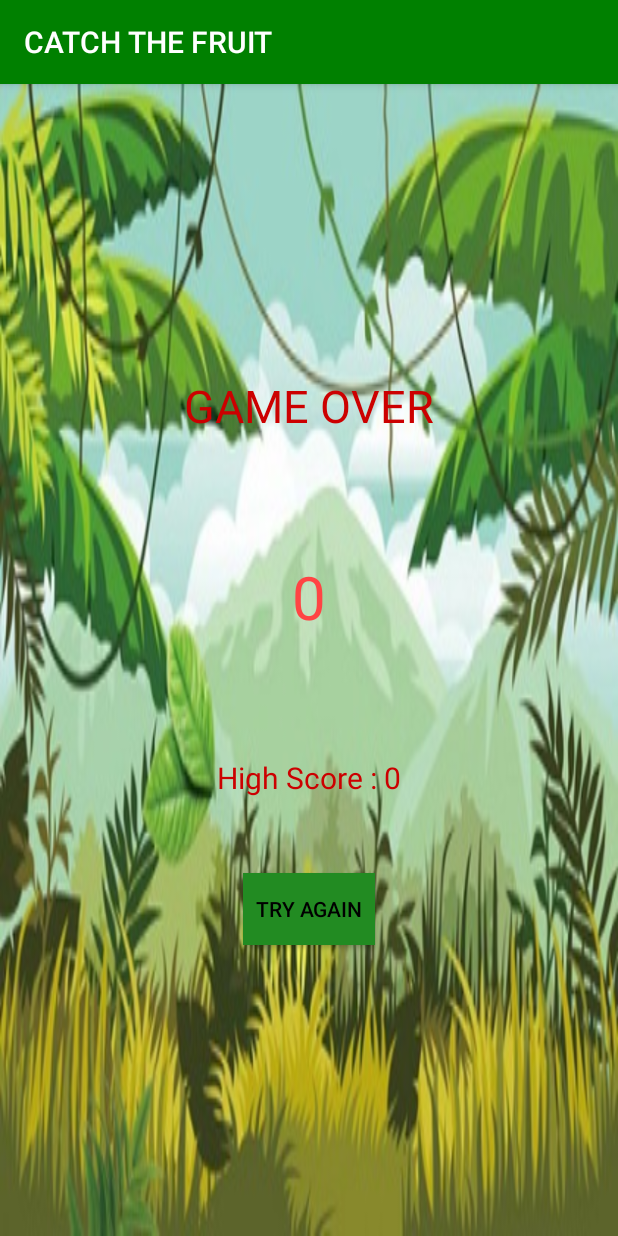
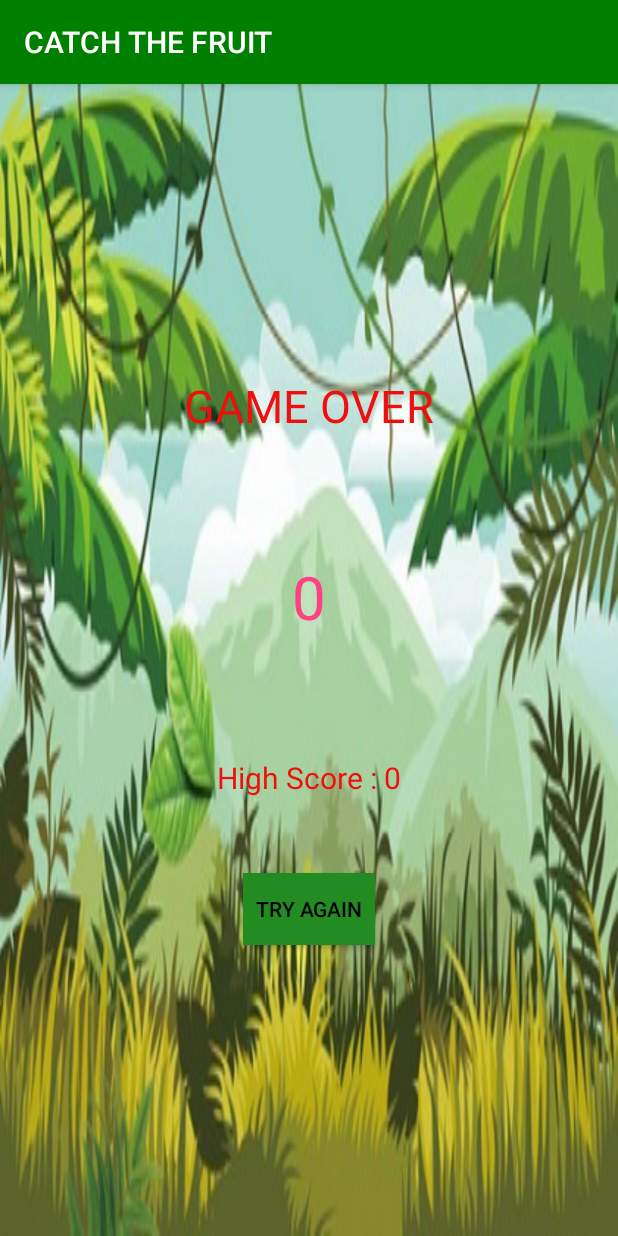
Before and after one commit to Saurav05ui/catch-the-fruit, an Android app: the Result screen opened directly, with no data from a screen before it, on a phone screen of 412 x 824 dp. Run offline under Robolectric (Android 15) with nearby library versions, the light colour scheme and no system bars.

Commit message:
more changes

```diff
--- a/app/src/main/res/layout/activity_main.xml
+++ b/app/src/main/res/layout/activity_main.xml
@@ -30,7 +30,7 @@
             android:layout_gravity="center_horizontal"
             android:layout_marginTop="130dp"
             android:text="Tap to Start"
-            android:textColor="@android:color/black"
+            android:textColor="@color/colorAccent"
             android:textSize="30sp" />
 
         <ImageView
--- a/app/src/main/res/layout/activity_result.xml
+++ b/app/src/main/res/layout/activity_result.xml
@@ -12,7 +12,7 @@
         android:layout_width="wrap_content"
         android:layout_height="wrap_content"
         android:text="@string/game_over"
-        android:textColor="@android:color/holo_red_dark"
+        android:textColor="@color/colorRed"
         android:textSize="30sp" />
 
     <TextView
@@ -21,7 +21,7 @@
         android:layout_height="wrap_content"
         android:layout_marginTop="80dp"
         android:text="150"
-        android:textColor="@android:color/holo_red_light"
+        android:textColor="@color/colorAccent"
         android:textSize="40sp" />
 
     <TextView
@@ -30,7 +30,7 @@
         android:layout_height="wrap_content"
         android:layout_marginTop="80dp"
         android:text="High Score : 300"
-        android:textColor="@android:color/holo_red_dark"
+        android:textColor="@color/colorRed"
         android:textSize="20sp" />
 
     <Button
```
